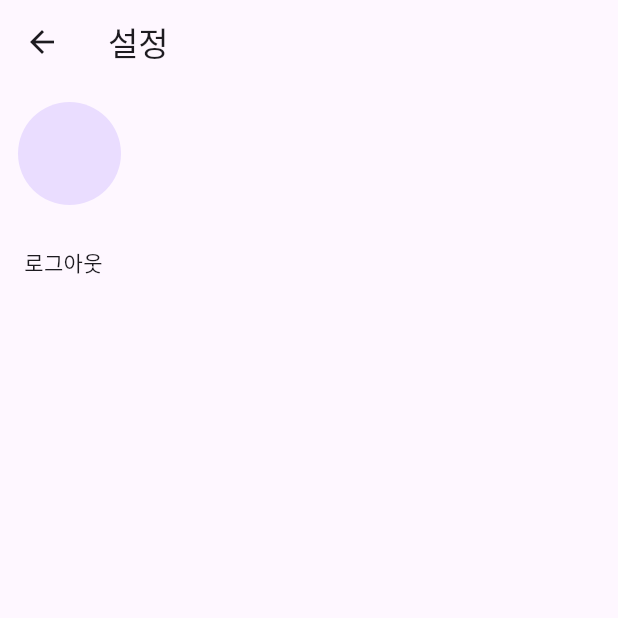
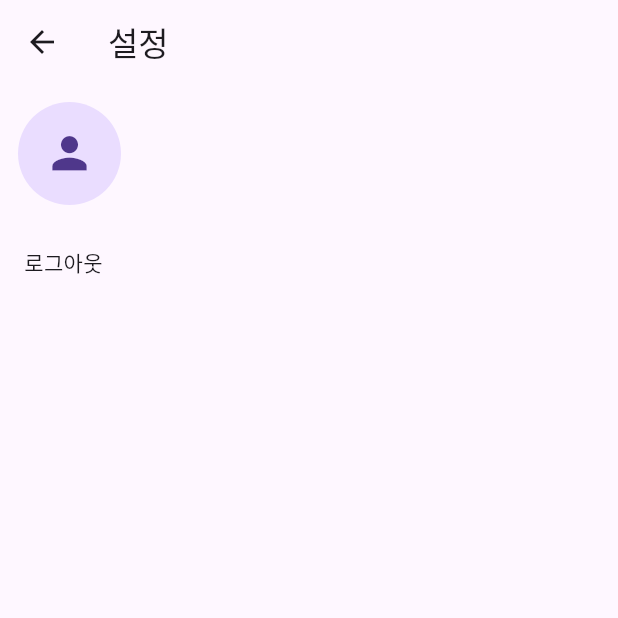
Before and after one commit to LJG7123/flutter_chat_app, a Flutter app: the SettingsScreen screen opened directly, on a phone screen of 412 x 824 dp, the top half of it. Run offline on Flutter 3.47's test engine with Material 3 defaults, Android fonts, the phone set to English and light mode, and no system bars; our stand-ins replace cloud_firestore, firebase_auth, firebase_core, firebase_storage, flutter_riverpod, go_router and 1 more; accounts and stored records are empty; generated files the repository leaves out were written again; statements that could not run were skipped.

Commit message:
feat: 설정 및 프로필 사진 편집 화면에서 현재 프로필 사진 표시되도록 구현

```diff
--- a/lib/presentation/screen/settings/edit_profile_screen.dart
+++ b/lib/presentation/screen/settings/edit_profile_screen.dart
@@ -21,7 +21,11 @@ class EditProfileScreen extends ConsumerWidget {
           SizedBox(
             width: width,
             height: width,
-            child: selectedImage != null ? Image.file(selectedImage) : null,
+            child: selectedImage != null
+                ? Image.file(selectedImage)
+                : ref.read(authProvider).value?.imageUrl != null
+                    ? Image.network(ref.read(authProvider).value!.imageUrl!)
+                    : null,
           ),
           Spacer(),
           Padding(
--- a/lib/presentation/screen/settings/settings_screen.dart
+++ b/lib/presentation/screen/settings/settings_screen.dart
@@ -9,6 +9,7 @@ class SettingsScreen extends ConsumerWidget {
   @override
   Widget build(BuildContext context, WidgetRef ref) {
     final user = ref.watch(authProvider).value;
+    final imageRadius = MediaQuery.of(context).size.width / 12;
 
     return Scaffold(
       appBar: AppBar(title: Text('설정')),
@@ -24,7 +25,13 @@ class SettingsScreen extends ConsumerWidget {
                   },
                   padding: EdgeInsets.zero,
                   icon: CircleAvatar(
-                    radius: MediaQuery.of(context).size.width / 12,
+                    radius: imageRadius,
+                    backgroundImage: user?.imageUrl?.isNotEmpty ?? false
+                        ? NetworkImage(user!.imageUrl!)
+                        : null,
+                    child: user?.imageUrl?.isEmpty ?? true
+                        ? Icon(Icons.person, size: imageRadius)
+                        : null,
                   ),
                 ),
               ),
```
